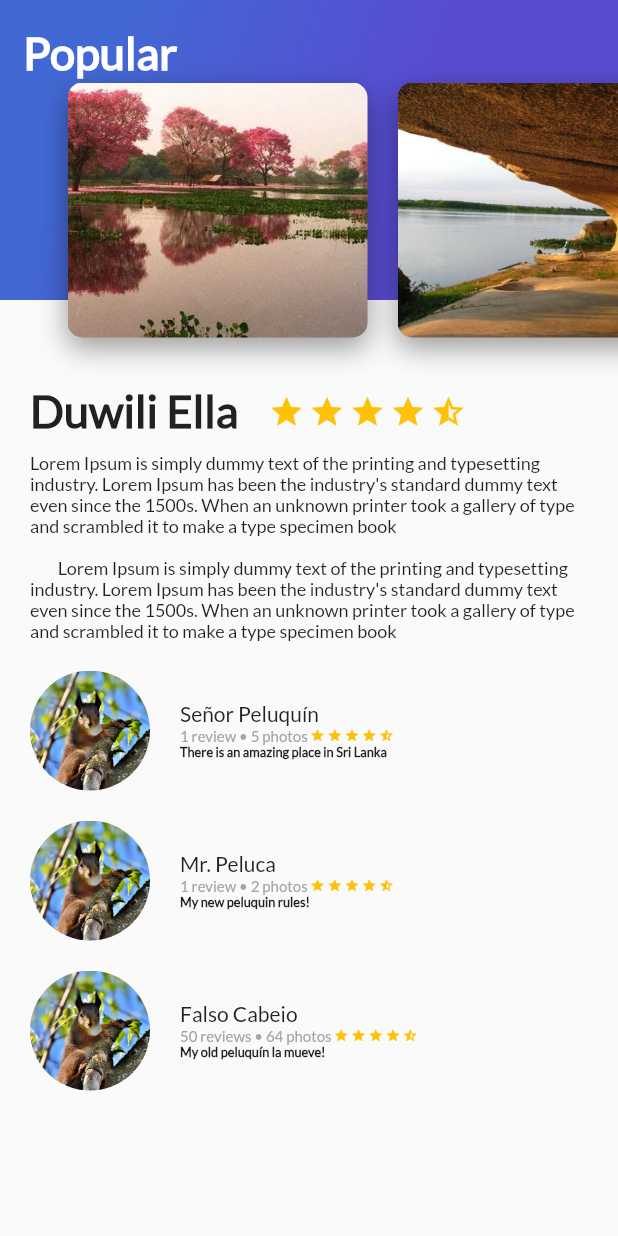
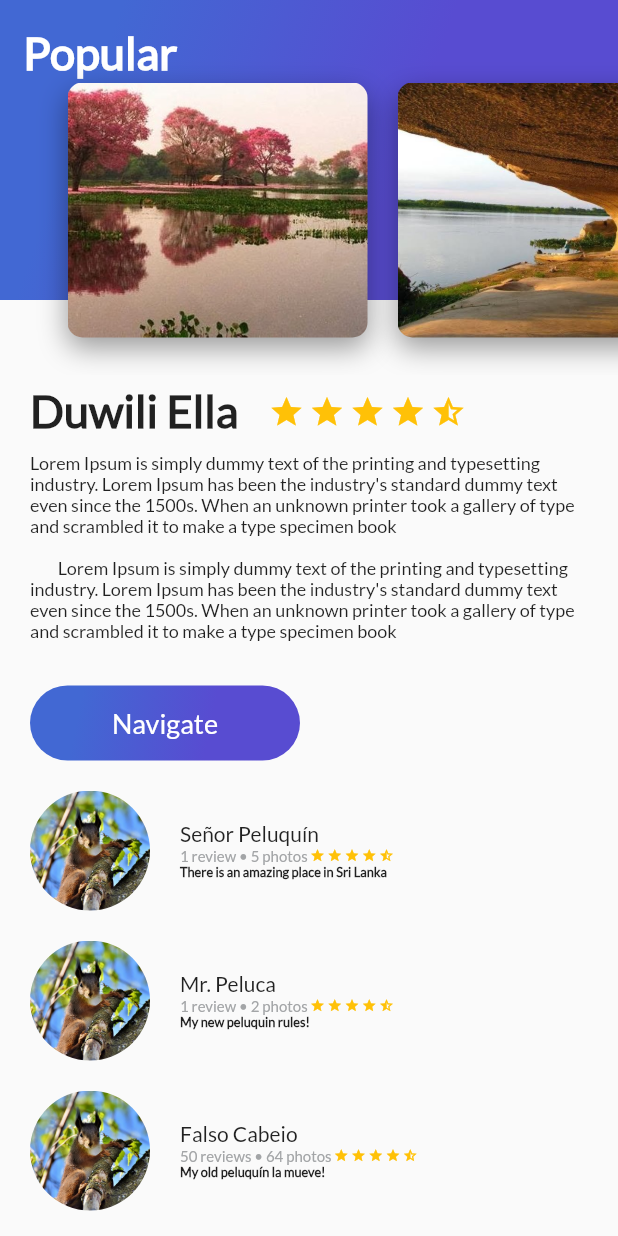
Before and after one commit to nandyme/p_flutter, a Flutter app: the screen it shows after launch, on a phone screen of 412 x 824 dp. Run offline on Flutter 3.47's test engine with Material 2 defaults, Android fonts, the phone set to English and light mode, and no system bars.

Commit message:
Clase 28- OnTap StatelessButton

```diff
--- /dev/null
+++ b/lib/button_purple.dart
@@ -0,0 +1,55 @@
+import 'package:flutter/material.dart';
+
+
+class ButtonPurple extends StatelessWidget {
+
+  String buttonText = "Navigate";
+
+  ButtonPurple(this.buttonText);
+
+  @override
+  Widget build(BuildContext context) {
+    // TODO: implement build
+    return InkWell(
+      onTap: () {
+        Scaffold.of(context).showSnackBar(
+            SnackBar(
+              content: Text("Navegando"),
+          )
+        );
+      },
+      child: Container(
+        margin: EdgeInsets.only(
+          top: 30.0,
+          left: 20.0,
+          right: 20.0
+        ),
+        height: 50.0,
+        width: 180.0,
+        decoration: BoxDecoration(
+          borderRadius: BorderRadius.circular(30.0),
+          gradient: LinearGradient(colors: [
+            Color(0xFF4268D3),
+            Color(0xFF584CD1)
+          ],
+          begin: FractionalOffset(0.2, 0.0),
+          end: FractionalOffset(1.0, 0.6),
+          stops: [0.0, 0.6],
+          tileMode: TileMode.clamp
+          )
+        ),
+        child: Center(
+          child: Text(
+            buttonText,
+            style: TextStyle(
+              fontSize: 18.0,
+              fontFamily: "Lato",
+              color: Colors.white
+            ),
+          ),
+        ),
+      ),
+    );
+  }
+
+}
--- a/lib/description_place.dart
+++ b/lib/description_place.dart
@@ -1,4 +1,5 @@
 import 'package:flutter/material.dart';
+import 'button_purple.dart';
 
 class DescriptionPlace extends StatelessWidget {
   @override
@@ -108,9 +109,11 @@ class DescriptionPlace extends StatelessWidget {
 
 
     final head = Column(
+      crossAxisAlignment: CrossAxisAlignment.start,
       children: <Widget>[
         titleStars,
-        description
+        description,
+        ButtonPurple("Navigate")
       ],
     );
 
```
